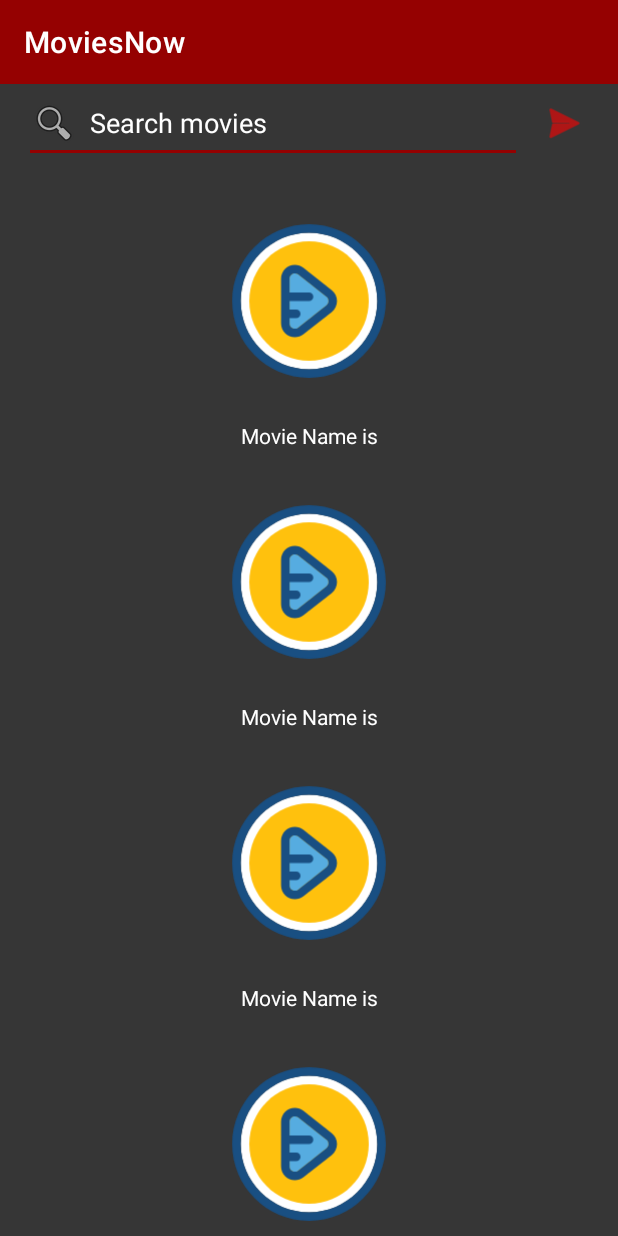
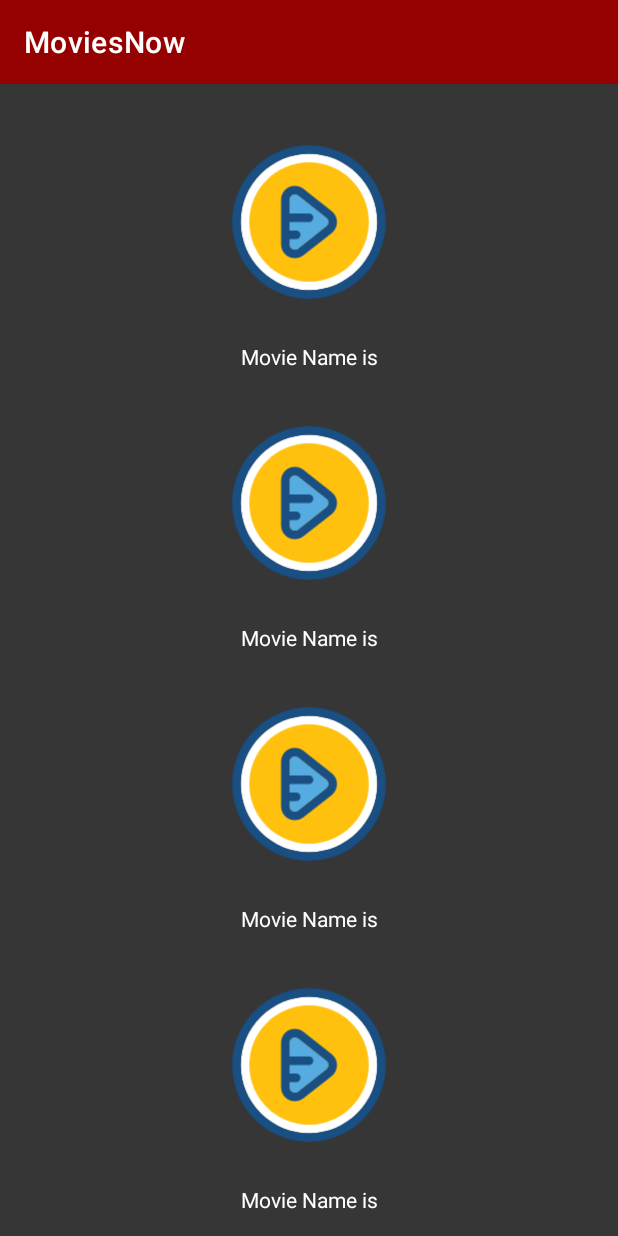
Before and after one commit to mamunx/TestMovieDbProject, an Android app: the layout activity_main.xml on its own in the app's theme, with its tools: preview values and no code run, on a phone screen of 412 x 824 dp. Run offline under Robolectric (Android 15) with nearby library versions, the light colour scheme and no system bars.

Commit message:
* Toolbars updated * New Search design * Screen state introduced * Search api added

```diff
--- a/app/src/main/java/com/defendroid/moviedbproject/data/api/ApiHelper.kt
+++ b/app/src/main/java/com/defendroid/moviedbproject/data/api/ApiHelper.kt
@@ -3,6 +3,6 @@ package com.defendroid.moviedbproject.data.api
 class ApiHelper(private val apiService: ApiService) {
 
     fun getNowPlaying() = apiService.getNowPlaying()
-    fun getPopular() = apiService.getPopular()
-    fun getUpcoming() = apiService.getUpcoming()
+    fun searchMovies(searchQuery: String, includeAdult: Boolean = false, year: Int?) =
+        apiService.searchMovies(searchQuery, includeAdult, year)
 }
--- a/app/src/main/java/com/defendroid/moviedbproject/data/api/ApiService.kt
+++ b/app/src/main/java/com/defendroid/moviedbproject/data/api/ApiService.kt
@@ -1,11 +1,9 @@
 package com.defendroid.moviedbproject.data.api
 
 import ListResponse
-import com.defendroid.moviedbproject.data.model.Movie
 import io.reactivex.Single
 
 interface ApiService {
     fun getNowPlaying(): Single<ListResponse>
-    fun getPopular(): Single<List<Movie>>
-    fun getUpcoming(): Single<List<Movie>>
+    fun searchMovies(searchQuery: String, includeAdult: Boolean = false, year: Int?): Single<ListResponse>
 }
--- a/app/src/main/java/com/defendroid/moviedbproject/ui/main/adapter/MovieAdapter.kt
+++ b/app/src/main/java/com/defendroid/moviedbproject/ui/main/adapter/MovieAdapter.kt
@@ -45,6 +45,7 @@ class MovieAdapter(
     }
 
     fun addData(list: List<Movie>) {
+        movies.clear()
         movies.addAll(list)
     }
 
--- a/app/src/main/java/com/defendroid/moviedbproject/utils/AppConstants.kt
+++ b/app/src/main/java/com/defendroid/moviedbproject/utils/AppConstants.kt
@@ -13,4 +13,10 @@ object AppConstants {
     const val LOGO_SIZE_LARGE = "w500"
 
     const val KEY_SELECTED_MOVIE = "selected-movie"
+
+    const val MOVIE = "movie"
+    const val SEARCH = "search"
+    const val QUERY = "query"
+    const val INCLUDE_ADULT = "include_adult"
+    const val YEAR = "year"
 }
--- /dev/null
+++ b/app/src/main/java/com/defendroid/moviedbproject/utils/ScreenState.kt
@@ -0,0 +1,6 @@
+package com.defendroid.moviedbproject.utils
+
+enum class ScreenState {
+    NOW_SHOWING,
+    SEARCH
+}
--- a/app/src/main/java/com/defendroid/moviedbproject/utils/Util.kt
+++ b/app/src/main/java/com/defendroid/moviedbproject/utils/Util.kt
@@ -1,4 +1,6 @@
 package com.defendroid.moviedbproject.utils
+
+import androidx.appcompat.widget.Toolbar
 
 fun getImageUrl(size: String, path: String): String {
     return "${ApiUrls.IMAGE_BASE_URL}$size/$path"
@@ -9,3 +11,7 @@ fun getString(data: Any?): String {
         data.toString()
     } ?: ""
 }
+
+fun setAppBarTitle(toolbar: Toolbar?, title: String?, defaultTitle: String) {
+    toolbar?.title = title ?: defaultTitle
+}
--- a/app/src/main/res/layout/activity_main.xml
+++ b/app/src/main/res/layout/activity_main.xml
@@ -17,52 +17,11 @@
         app:title="@string/app_name"
         app:titleTextColor="?attr/colorOnSecondary" />
 
-    <LinearLayout
-        android:id="@+id/ll_search"
-        android:layout_width="match_parent"
-        android:layout_height="wrap_content"
-        android:layout_below="@id/toolbar"
-        android:layout_marginStart="16dp"
-        android:layout_marginEnd="16dp"
-        android:baselineAligned="false"
-        android:gravity="center_vertical"
-        android:orientation="horizontal">
-
-        <!-- <androidx.appcompat.widget.AppCompatImageView
-             android:layout_width="wrap_content"
-             android:layout_height="wrap_content"
-             android:padding="4dp"
-             app:srcCompat="@android:drawable/ic_menu_search" />-->
-
-        <androidx.appcompat.widget.AppCompatEditText
-            android:id="@+id/search_view"
-            android:layout_width="0dp"
-            android:layout_height="wrap_content"
-            android:textColor="?attr/colorOnSecondary"
-            android:textColorHint="?attr/colorOnSecondary"
-            android:layout_weight="1"
-            android:drawableStart="@android:drawable/ic_menu_search"
-            android:drawablePadding="8dp"
-            android:hint="@string/search_movies"
-            android:visibility="gone"
-            app:defaultQueryHint="@string/app_name"
-            app:queryHint="@string/search_movies"
-            tools:visibility="visible" />
-
-        <androidx.appcompat.widget.AppCompatImageView
-            android:layout_width="wrap_content"
-            android:layout_height="wrap_content"
-            android:layout_marginStart="8dp"
-            android:tint="@color/red"
-            android:padding="4dp"
-            app:srcCompat="@android:drawable/ic_menu_send" />
-    </LinearLayout>
-
     <androidx.recyclerview.widget.RecyclerView
         android:id="@+id/recyclerView"
         android:layout_width="match_parent"
         android:layout_height="match_parent"
-        android:layout_below="@+id/ll_search"
+        android:layout_below="@+id/toolbar"
         android:layout_marginTop="8dp"
         android:visibility="gone"
         tools:itemCount="5"
--- a/app/src/main/res/layout/activity_movie_details.xml
+++ b/app/src/main/res/layout/activity_movie_details.xml
@@ -12,10 +12,11 @@
         android:id="@+id/toolbar"
         android:layout_width="match_parent"
         android:layout_height="wrap_content"
-        android:background="?attr/colorPrimary"
+        android:background="?attr/colorSecondary"
         android:minHeight="?attr/actionBarSize"
         android:theme="?attr/actionBarTheme"
-        app:title="@string/app_name" />
+        app:title="@string/app_name"
+        app:titleTextColor="?attr/colorOnSecondary" />
 
     <ScrollView
         android:layout_width="match_parent"
--- a/app/src/main/res/values/strings.xml
+++ b/app/src/main/res/values/strings.xml
@@ -4,4 +4,6 @@
     <string name="vote_count">Vote Count</string>
     <string name="rating">Rating</string>
     <string name="description">Description</string>
+    <string name="now_playing">Now Playing</string>
+    <string name="search_result">Search Results</string>
 </resources>
```
Also changed, not shown: app/src/main/java/com/defendroid/moviedbproject/data/api/ApiServiceImpl.kt (+22 -9 lines), app/src/main/java/com/defendroid/moviedbproject/data/model/ListResponse.kt (+5 -5 lines), app/src/main/java/com/defendroid/moviedbproject/data/repository/MovieRepository.kt (+6 -7 lines), app/src/main/java/com/defendroid/moviedbproject/ui/main/view/MainActivity.kt (+79 -15 lines), app/src/main/java/com/defendroid/moviedbproject/ui/main/view/MovieDetailsActivity.kt (+18 -0 lines), app/src/main/java/com/defendroid/moviedbproject/ui/main/viewmodel/MovieViewModel.kt (+32 -3 lines), app/src/main/java/com/defendroid/moviedbproject/utils/ApiUrls.kt (+5 -6 lines), app/src/main/res/menu/main_menu.xml (added, +9 -0 lines).
